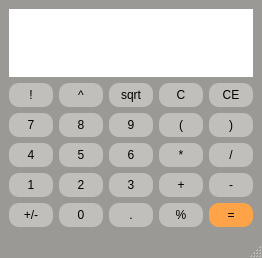
Before: the Qt Designer form src/calculator.ui in findraj/ivs-project2, drawn with Qt 5.
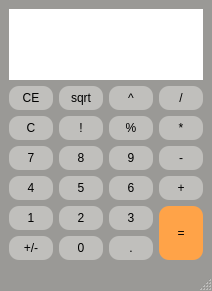
After: the same form once the commit is applied.

Commit message: Changed funcionality of the calculator.

Diff of the .ui file:
```diff
--- a/src/calculator.ui
+++ b/src/calculator.ui
@@ -6,8 +6,8 @@
    <rect>
     <x>0</x>
     <y>0</y>
-    <width>262</width>
-    <height>258</height>
+    <width>212</width>
+    <height>291</height>
    </rect>
   </property>
   <property name="windowTitle">
@@ -20,401 +20,7 @@
   </property>
   <widget class="QWidget" name="centralwidget">
    <layout class="QGridLayout" name="gridLayout">
-    <item row="4" column="0">
-     <widget class="QPushButton" name="Button1">
-      <property name="styleSheet">
-       <string notr="true">QPushButton {
-	background-color: rgb(192, 191, 188);
-	border: 0px;
-	min-width: 2em;
-	padding: 5px;
-	border-radius: 10px;
-	
-	color: rgb(0, 0, 0);
-}
-
-QPushButton:pressed {
-	background-color: rgb(154, 153, 150);
-}</string>
-      </property>
-      <property name="text">
-       <string>1</string>
-      </property>
-      <property name="shortcut">
-       <string>1</string>
-      </property>
-     </widget>
-    </item>
-    <item row="2" column="2">
-     <widget class="QPushButton" name="Button9">
-      <property name="styleSheet">
-       <string notr="true">QPushButton {
-	background-color: rgb(192, 191, 188);
-	border: 0px;
-	min-width: 2em;
-	padding: 5px;
-	border-radius: 10px;
-	
-	color: rgb(0, 0, 0);
-}
-
-QPushButton:pressed {
-	background-color: rgb(154, 153, 150);
-}</string>
-      </property>
-      <property name="text">
-       <string>9</string>
-      </property>
-      <property name="shortcut">
-       <string>9</string>
-      </property>
-     </widget>
-    </item>
-    <item row="6" column="0">
-     <widget class="QPushButton" name="ButtonNeg">
-      <property name="styleSheet">
-       <string notr="true">QPushButton {
-	background-color: rgb(192, 191, 188);
-	border: 0px;
-	min-width: 2em;
-	padding: 5px;
-	border-radius: 10px;
-	
-	color: rgb(0, 0, 0);
-}
-
-QPushButton:pressed {
-	background-color: rgb(154, 153, 150);
-}</string>
-      </property>
-      <property name="text">
-       <string>+/-</string>
-      </property>
-     </widget>
-    </item>
-    <item row="3" column="0">
-     <widget class="QPushButton" name="Button4">
-      <property name="styleSheet">
-       <string notr="true">QPushButton {
-	background-color: rgb(192, 191, 188);
-	border: 0px;
-	min-width: 2em;
-	padding: 5px;
-	border-radius: 10px;
-	
-	color: rgb(0, 0, 0);
-}
-
-QPushButton:pressed {
-	background-color: rgb(154, 153, 150);
-}</string>
-      </property>
-      <property name="text">
-       <string>4</string>
-      </property>
-      <property name="shortcut">
-       <string>4</string>
-      </property>
-     </widget>
-    </item>
-    <item row="6" column="2">
-     <widget class="QPushButton" name="ButtonDec">
-      <property name="styleSheet">
-       <string notr="true">QPushButton {
-	background-color: rgb(192, 191, 188);
-	border: 0px;
-	min-width: 2em;
-	padding: 5px;
-	border-radius: 10px;
-	
-	color: rgb(0, 0, 0);
-}
-
-QPushButton:pressed {
-	background-color: rgb(154, 153, 150);
-}</string>
-      </property>
-      <property name="text">
-       <string>.</string>
-      </property>
-      <property name="shortcut">
-       <string>.</string>
-      </property>
-     </widget>
-    </item>
-    <item row="2" column="0">
-     <widget class="QPushButton" name="Button7">
-      <property name="styleSheet">
-       <string notr="true">QPushButton {
-	background-color: rgb(192, 191, 188);
-	border: 0px;
-	min-width: 2em;
-	padding: 5px;
-	border-radius: 10px;
-	
-	color: rgb(0, 0, 0);
-}
-
-QPushButton:pressed {
-	background-color: rgb(154, 153, 150);
-}</string>
-      </property>
-      <property name="text">
-       <string>7</string>
-      </property>
-      <property name="shortcut">
-       <string>7</string>
-      </property>
-     </widget>
-    </item>
-    <item row="4" column="3">
-     <widget class="QPushButton" name="ButtonAdd">
-      <property name="styleSheet">
-       <string notr="true">QPushButton {
-	background-color: rgb(192, 191, 188);
-	border: 0px;
-	min-width: 2em;
-	padding: 5px;
-	border-radius: 10px;
-	
-	color: rgb(0, 0, 0);
-}
-
-QPushButton:pressed {
-	background-color: rgb(154, 153, 150);
-}</string>
-      </property>
-      <property name="text">
-       <string>+</string>
-      </property>
-      <property name="shortcut">
-       <string>+</string>
-      </property>
-     </widget>
-    </item>
-    <item row="4" column="4">
-     <widget class="QPushButton" name="ButtonSub">
-      <property name="styleSheet">
-       <string notr="true">QPushButton {
-	background-color: rgb(192, 191, 188);
-	border: 0px;
-	min-width: 2em;
-	padding: 5px;
-	border-radius: 10px;
-	
-	color: rgb(0, 0, 0);
-}
-
-QPushButton:pressed {
-	background-color: rgb(154, 153, 150);
-}</string>
-      </property>
-      <property name="text">
-       <string>-</string>
-      </property>
-      <property name="shortcut">
-       <string>-</string>
-      </property>
-     </widget>
-    </item>
-    <item row="2" column="1">
-     <widget class="QPushButton" name="Button8">
-      <property name="styleSheet">
-       <string notr="true">QPushButton {
-	background-color: rgb(192, 191, 188);
-	border: 0px;
-	min-width: 2em;
-	padding: 5px;
-	border-radius: 10px;
-	
-	color: rgb(0, 0, 0);
-}
-
-QPushButton:pressed {
-	background-color: rgb(154, 153, 150);
-}</string>
-      </property>
-      <property name="text">
-       <string>8</string>
-      </property>
-      <property name="shortcut">
-       <string>8</string>
-      </property>
-     </widget>
-    </item>
-    <item row="6" column="1">
-     <widget class="QPushButton" name="Button0">
-      <property name="styleSheet">
-       <string notr="true">QPushButton {
-	background-color: rgb(192, 191, 188);
-	border: 0px;
-	min-width: 2em;
-	padding: 5px;
-	border-radius: 10px;
-	
-	color: rgb(0, 0, 0);
-}
-
-QPushButton:pressed {
-	background-color: rgb(154, 153, 150);
-}</string>
-      </property>
-      <property name="text">
-       <string>0</string>
-      </property>
-      <property name="shortcut">
-       <string>0</string>
-      </property>
-     </widget>
-    </item>
-    <item row="1" column="2">
-     <widget class="QPushButton" name="ButtonSqrt">
-      <property name="styleSheet">
-       <string notr="true">QPushButton {
-	background-color: rgb(192, 191, 188);
-	border: 0px;
-	min-width: 2em;
-	padding: 5px;
-	border-radius: 10px;
-	
-	color: rgb(0, 0, 0);
-}
-
-QPushButton:pressed {
-	background-color: rgb(154, 153, 150);
-}</string>
-      </property>
-      <property name="text">
-       <string>sqrt</string>
-      </property>
-     </widget>
-    </item>
-    <item row="3" column="4">
-     <widget class="QPushButton" name="ButtonDiv">
-      <property name="styleSheet">
-       <string notr="true">QPushButton {
-	background-color: rgb(192, 191, 188);
-	border: 0px;
-	min-width: 2em;
-	padding: 5px;
-	border-radius: 10px;
-	
-	color: rgb(0, 0, 0);
-}
-
-QPushButton:pressed {
-	background-color: rgb(154, 153, 150);
-}</string>
-      </property>
-      <property name="text">
-       <string>/</string>
-      </property>
-      <property name="shortcut">
-       <string>/</string>
-      </property>
-     </widget>
-    </item>
-    <item row="2" column="3">
-     <widget class="QPushButton" name="ButtonLBra">
-      <property name="styleSheet">
-       <string notr="true">QPushButton {
-	background-color: rgb(192, 191, 188);
-	border: 0px;
-	min-width: 2em;
-	padding: 5px;
-	border-radius: 10px;
-	
-	color: rgb(0, 0, 0);
-}
-
-QPushButton:pressed {
-	background-color: rgb(154, 153, 150);
-}</string>
-      </property>
-      <property name="text">
-       <string>(</string>
-      </property>
-      <property name="shortcut">
-       <string>(</string>
-      </property>
-     </widget>
-    </item>
-    <item row="2" column="4">
-     <widget class="QPushButton" name="ButtonRBra">
-      <property name="styleSheet">
-       <string notr="true">QPushButton {
-	background-color: rgb(192, 191, 188);
-	border: 0px;
-	min-width: 2em;
-	padding: 5px;
-	border-radius: 10px;
-	
-	color: rgb(0, 0, 0);
-}
-
-QPushButton:pressed {
-	background-color: rgb(154, 153, 150);
-}</string>
-      </property>
-      <property name="text">
-       <string>)</string>
-      </property>
-      <property name="shortcut">
-       <string>)</string>
-      </property>
-     </widget>
-    </item>
-    <item row="4" column="2">
-     <widget class="QPushButton" name="Button3">
-      <property name="styleSheet">
-       <string notr="true">QPushButton {
-	background-color: rgb(192, 191, 188);
-	border: 0px;
-	min-width: 2em;
-	padding: 5px;
-	border-radius: 10px;
-	
-	color: rgb(0, 0, 0);
-}
-
-QPushButton:pressed {
-	background-color: rgb(154, 153, 150);
-}</string>
-      </property>
-      <property name="text">
-       <string>3</string>
-      </property>
-      <property name="shortcut">
-       <string>3</string>
-      </property>
-     </widget>
-    </item>
-    <item row="3" column="2">
-     <widget class="QPushButton" name="Button6">
-      <property name="styleSheet">
-       <string notr="true">QPushButton {
-	background-color: rgb(192, 191, 188);
-	border: 0px;
-	min-width: 2em;
-	padding: 5px;
-	border-radius: 10px;
-	
-	color: rgb(0, 0, 0);
-}
-
-QPushButton:pressed {
-	background-color: rgb(154, 153, 150);
-}</string>
-      </property>
-      <property name="text">
-       <string>6</string>
-      </property>
-      <property name="shortcut">
-       <string>6</string>
-      </property>
-     </widget>
-    </item>
-    <item row="1" column="4">
+    <item row="1" column="0">
      <widget class="QPushButton" name="ButtonCE">
       <property name="styleSheet">
        <string notr="true">QPushButton {
@@ -439,8 +45,8 @@
       </property>
      </widget>
     </item>
-    <item row="3" column="3">
-     <widget class="QPushButton" name="ButtonMul">
+    <item row="1" column="1">
+     <widget class="QPushButton" name="ButtonSqrt">
       <property name="styleSheet">
        <string notr="true">QPushButton {
 	background-color: rgb(192, 191, 188);
@@ -457,7 +63,29 @@
 }</string>
       </property>
       <property name="text">
-       <string>*</string>
+       <string>sqrt</string>
+      </property>
+     </widget>
+    </item>
+    <item row="1" column="2">
+     <widget class="QPushButton" name="ButtonPow">
+      <property name="styleSheet">
+       <string notr="true">QPushButton {
+	background-color: rgb(192, 191, 188);
+	border: 0px;
+	min-width: 2em;
+	padding: 5px;
+	border-radius: 10px;
+	
+	color: rgb(0, 0, 0);
+}
+
+QPushButton:pressed {
+	background-color: rgb(154, 153, 150);
+}</string>
+      </property>
+      <property name="text">
+       <string>^</string>
       </property>
       <property name="shortcut">
        <string>*</string>
@@ -465,6 +93,31 @@
      </widget>
     </item>
     <item row="1" column="3">
+     <widget class="QPushButton" name="ButtonDiv">
+      <property name="styleSheet">
+       <string notr="true">QPushButton {
+	background-color: rgb(192, 191, 188);
+	border: 0px;
+	min-width: 2em;
+	padding: 5px;
+	border-radius: 10px;
+	
+	color: rgb(0, 0, 0);
+}
+
+QPushButton:pressed {
+	background-color: rgb(154, 153, 150);
+}</string>
+      </property>
+      <property name="text">
+       <string>/</string>
+      </property>
+      <property name="shortcut">
+       <string>/</string>
+      </property>
+     </widget>
+    </item>
+    <item row="2" column="0">
      <widget class="QPushButton" name="ButtonC">
       <property name="styleSheet">
        <string notr="true">QPushButton {
@@ -489,7 +142,204 @@
       </property>
      </widget>
     </item>
+    <item row="2" column="1">
+     <widget class="QPushButton" name="ButtonFact">
+      <property name="styleSheet">
+       <string notr="true">QPushButton {
+	background-color: rgb(192, 191, 188);
+	border: 0px;
+	min-width: 2em;
+	padding: 5px;
+	border-radius: 10px;
+	
+	color: rgb(0, 0, 0);
+}
+
+QPushButton:pressed {
+	background-color: rgb(154, 153, 150);
+}</string>
+      </property>
+      <property name="text">
+       <string>!</string>
+      </property>
+      <property name="shortcut">
+       <string>!</string>
+      </property>
+     </widget>
+    </item>
+    <item row="2" column="2">
+     <widget class="QPushButton" name="ButtonRem">
+      <property name="styleSheet">
+       <string notr="true">QPushButton {
+	background-color: rgb(192, 191, 188);
+	border: 0px;
+	min-width: 2em;
+	padding: 5px;
+	border-radius: 10px;
+	
+	color: rgb(0, 0, 0);
+}
+
+QPushButton:pressed {
+	background-color: rgb(154, 153, 150);
+}</string>
+      </property>
+      <property name="text">
+       <string>%</string>
+      </property>
+     </widget>
+    </item>
+    <item row="2" column="3">
+     <widget class="QPushButton" name="ButtonMul">
+      <property name="styleSheet">
+       <string notr="true">QPushButton {
+	background-color: rgb(192, 191, 188);
+	border: 0px;
+	min-width: 2em;
+	padding: 5px;
+	border-radius: 10px;
+	
+	color: rgb(0, 0, 0);
+}
+
+QPushButton:pressed {
+	background-color: rgb(154, 153, 150);
+}</string>
+      </property>
+      <property name="text">
+       <string>*</string>
+      </property>
+      <property name="shortcut">
+       <string>*</string>
+      </property>
+     </widget>
+    </item>
+    <item row="3" column="0">
+     <widget class="QPushButton" name="Button7">
+      <property name="styleSheet">
+       <string notr="true">QPushButton {
+	background-color: rgb(192, 191, 188);
+	border: 0px;
+	min-width: 2em;
+	padding: 5px;
+	border-radius: 10px;
+	
+	color: rgb(0, 0, 0);
+}
+
+QPushButton:pressed {
+	background-color: rgb(154, 153, 150);
+}</string>
+      </property>
+      <property name="text">
+       <string>7</string>
+      </property>
+      <property name="shortcut">
+       <string>7</string>
+      </property>
+     </widget>
+    </item>
     <item row="3" column="1">
+     <widget class="QPushButton" name="Button8">
+      <property name="styleSheet">
+       <string notr="true">QPushButton {
+	background-color: rgb(192, 191, 188);
+	border: 0px;
+	min-width: 2em;
+	padding: 5px;
+	border-radius: 10px;
+	
+	color: rgb(0, 0, 0);
+}
+
+QPushButton:pressed {
+	background-color: rgb(154, 153, 150);
+}</string>
+      </property>
+      <property name="text">
+       <string>8</string>
+      </property>
+      <property name="shortcut">
+       <string>8</string>
+      </property>
+     </widget>
+    </item>
+    <item row="3" column="2">
+     <widget class="QPushButton" name="Button9">
+      <property name="styleSheet">
+       <string notr="true">QPushButton {
+	background-color: rgb(192, 191, 188);
+	border: 0px;
+	min-width: 2em;
+	padding: 5px;
+	border-radius: 10px;
+	
+	color: rgb(0, 0, 0);
+}
+
+QPushButton:pressed {
+	background-color: rgb(154, 153, 150);
+}</string>
+      </property>
+      <property name="text">
+       <string>9</string>
+      </property>
+      <property name="shortcut">
+       <string>9</string>
+      </property>
+     </widget>
+    </item>
+    <item row="3" column="3">
+     <widget class="QPushButton" name="ButtonSub">
+      <property name="styleSheet">
+       <string notr="true">QPushButton {
+	background-color: rgb(192, 191, 188);
+	border: 0px;
+	min-width: 2em;
+	padding: 5px;
+	border-radius: 10px;
+	
+	color: rgb(0, 0, 0);
+}
+
+QPushButton:pressed {
+	background-color: rgb(154, 153, 150);
+}</string>
+      </property>
+      <property name="text">
+       <string>-</string>
+      </property>
+      <property name="shortcut">
+       <string>-</string>
+      </property>
+     </widget>
+    </item>
+    <item row="4" column="0">
+     <widget class="QPushButton" name="Button4">
+      <property name="styleSheet">
+       <string notr="true">QPushButton {
+	background-color: rgb(192, 191, 188);
+	border: 0px;
+	min-width: 2em;
+	padding: 5px;
+	border-radius: 10px;
+	
+	color: rgb(0, 0, 0);
+}
+
+QPushButton:pressed {
+	background-color: rgb(154, 153, 150);
+}</string>
+      </property>
+      <property name="text">
+       <string>4</string>
+      </property>
+      <property name="shortcut">
+       <string>4</string>
+      </property>
+     </widget>
+    </item>
+    <item row="4" column="1">
      <widget class="QPushButton" name="Button5">
       <property name="styleSheet">
        <string notr="true">QPushButton {
@@ -514,8 +364,211 @@
       </property>
      </widget>
     </item>
-    <item row="6" column="4">
+    <item row="4" column="2">
+     <widget class="QPushButton" name="Button6">
+      <property name="styleSheet">
+       <string notr="true">QPushButton {
+	background-color: rgb(192, 191, 188);
+	border: 0px;
+	min-width: 2em;
+	padding: 5px;
+	border-radius: 10px;
+	
+	color: rgb(0, 0, 0);
+}
+
+QPushButton:pressed {
+	background-color: rgb(154, 153, 150);
+}</string>
+      </property>
+      <property name="text">
+       <string>6</string>
+      </property>
+      <property name="shortcut">
+       <string>6</string>
+      </property>
+     </widget>
+    </item>
+    <item row="4" column="3">
+     <widget class="QPushButton" name="ButtonAdd">
+      <property name="styleSheet">
+       <string notr="true">QPushButton {
+	background-color: rgb(192, 191, 188);
+	border: 0px;
+	min-width: 2em;
+	padding: 5px;
+	border-radius: 10px;
+	
+	color: rgb(0, 0, 0);
+}
+
+QPushButton:pressed {
+	background-color: rgb(154, 153, 150);
+}</string>
+      </property>
+      <property name="text">
+       <string>+</string>
+      </property>
+      <property name="shortcut">
+       <string>+</string>
+      </property>
+     </widget>
+    </item>
+    <item row="5" column="0">
+     <widget class="QPushButton" name="Button1">
+      <property name="styleSheet">
+       <string notr="true">QPushButton {
+	background-color: rgb(192, 191, 188);
+	border: 0px;
+	min-width: 2em;
+	padding: 5px;
+	border-radius: 10px;
+	
+	color: rgb(0, 0, 0);
+}
+
+QPushButton:pressed {
+	background-color: rgb(154, 153, 150);
+}</string>
+      </property>
+      <property name="text">
+       <string>1</string>
+      </property>
+      <property name="shortcut">
+       <string>1</string>
+      </property>
+     </widget>
+    </item>
+    <item row="5" column="1">
+     <widget class="QPushButton" name="Button2">
+      <property name="styleSheet">
+       <string notr="true">QPushButton {
+	background-color: rgb(192, 191, 188);
+	border: 0px;
+	min-width: 2em;
+	padding: 5px;
+	border-radius: 10px;
+	
+	color: rgb(0, 0, 0);
+}
+
+QPushButton:pressed {
+	background-color: rgb(154, 153, 150);
+}</string>
+      </property>
+      <property name="text">
+       <string>2</string>
+      </property>
+      <property name="shortcut">
+       <string>2</string>
+      </property>
+     </widget>
+    </item>
+    <item row="5" column="2">
+     <widget class="QPushButton" name="Button3">
+      <property name="styleSheet">
+       <string notr="true">QPushButton {
+	background-color: rgb(192, 191, 188);
+	border: 0px;
+	min-width: 2em;
+	padding: 5px;
+	border-radius: 10px;
+	
+	color: rgb(0, 0, 0);
+}
+
+QPushButton:pressed {
+	background-color: rgb(154, 153, 150);
+}</string>
+      </property>
+      <property name="text">
+       <string>3</string>
+      </property>
+      <property name="shortcut">
+       <string>3</string>
+      </property>
+     </widget>
+    </item>
+    <item row="6" column="0">
+     <widget class="QPushButton" name="ButtonNeg">
+      <property name="styleSheet">
+       <string notr="true">QPushButton {
+	background-color: rgb(192, 191, 188);
+	border: 0px;
+	min-width: 2em;
+	padding: 5px;
+	border-radius: 10px;
+	
+	color: rgb(0, 0, 0);
+}
+
+QPushButton:pressed {
+	background-color: rgb(154, 153, 150);
+}</string>
+      </property>
+      <property name="text">
+       <string>+/-</string>
+      </property>
+     </widget>
+    </item>
+    <item row="6" column="1">
+     <widget class="QPushButton" name="Button0">
+      <property name="styleSheet">
+       <string notr="true">QPushButton {
+	background-color: rgb(192, 191, 188);
+	border: 0px;
+	min-width: 2em;
+	padding: 5px;
+	border-radius: 10px;
+	
+	color: rgb(0, 0, 0);
+}
+
+QPushButton:pressed {
+	background-color: rgb(154, 153, 150);
+}</string>
+      </property>
+      <property name="text">
+       <string>0</string>
+      </property>
+      <property name="shortcut">
+       <string>0</string>
+      </property>
+     </widget>
+    </item>
+    <item row="6" column="2">
+     <widget class="QPushButton" name="ButtonDec">
+      <property name="styleSheet">
+       <string notr="true">QPushButton {
+	background-color: rgb(192, 191, 188);
+	border: 0px;
+	min-width: 2em;
+	padding: 5px;
+	border-radius: 10px;
+	
+	color: rgb(0, 0, 0);
+}
+
+QPushButton:pressed {
+	background-color: rgb(154, 153, 150);
+}</string>
+      </property>
+      <property name="text">
+       <string>.</string>
+      </property>
+      <property name="shortcut">
+       <string>.</string>
+      </property>
+     </widget>
+    </item>
+    <item row="5" column="3" rowspan="2">
      <widget class="QPushButton" name="ButtonEq">
+      <property name="sizePolicy">
+       <sizepolicy hsizetype="Minimum" vsizetype="Preferred">
+        <horstretch>0</horstretch>
+        <verstretch>0</verstretch>
+       </sizepolicy>
+      </property>
       <property name="styleSheet">
        <string notr="true">QPushButton {
 	background-color: rgb(255, 163, 72);
@@ -539,7 +592,7 @@
       </property>
      </widget>
     </item>
-    <item row="0" column="0" colspan="5">
+    <item row="0" column="0" colspan="4">
      <widget class="QLabel" name="label">
       <property name="sizePolicy">
        <sizepolicy hsizetype="Preferred" vsizetype="Expanding">
@@ -563,103 +616,6 @@
       </property>
      </widget>
     </item>
-    <item row="1" column="1">
-     <widget class="QPushButton" name="ButtonPow">
-      <property name="styleSheet">
-       <string notr="true">QPushButton {
-	background-color: rgb(192, 191, 188);
-	border: 0px;
-	min-width: 2em;
-	padding: 5px;
-	border-radius: 10px;
-	
-	color: rgb(0, 0, 0);
-}
-
-QPushButton:pressed {
-	background-color: rgb(154, 153, 150);
-}</string>
-      </property>
-      <property name="text">
-       <string>^</string>
-      </property>
-      <property name="shortcut">
-       <string>^</string>
-      </property>
-     </widget>
-    </item>
-    <item row="1" column="0">
-     <widget class="QPushButton" name="ButtonFact">
-      <property name="styleSheet">
-       <string notr="true">QPushButton {
-	background-color: rgb(192, 191, 188);
-	border: 0px;
-	min-width: 2em;
-	padding: 5px;
-	border-radius: 10px;
-	
-	color: rgb(0, 0, 0);
-}
-
-QPushButton:pressed {
-	background-color: rgb(154, 153, 150);
-}</string>
-      </property>
-      <property name="text">
-       <string>!</string>
-      </property>
-      <property name="shortcut">
-       <string>!</string>
-      </property>
-     </widget>
-    </item>
-    <item row="4" column="1">
-     <widget class="QPushButton" name="Button2">
-      <property name="styleSheet">
-       <string notr="true">QPushButton {
-	background-color: rgb(192, 191, 188);
-	border: 0px;
-	min-width: 2em;
-	padding: 5px;
-	border-radius: 10px;
-	
-	color: rgb(0, 0, 0);
-}
-
-QPushButton:pressed {
-	background-color: rgb(154, 153, 150);
-}</string>
-      </property>
-      <property name="text">
-       <string>2</string>
-      </property>
-      <property name="shortcut">
-       <string>2</string>
-      </property>
-     </widget>
-    </item>
-    <item row="6" column="3">
-     <widget class="QPushButton" name="ButtonRem">
-      <property name="styleSheet">
-       <string notr="true">QPushButton {
-	background-color: rgb(192, 191, 188);
-	border: 0px;
-	min-width: 2em;
-	padding: 5px;
-	border-radius: 10px;
-	
-	color: rgb(0, 0, 0);
-}
-
-QPushButton:pressed {
-	background-color: rgb(154, 153, 150);
-}</string>
-      </property>
-      <property name="text">
-       <string>%</string>
-      </property>
-     </widget>
-    </item>
    </layout>
   </widget>
   <widget class="QMenuBar" name="menubar">
```
Left out of the diff: 4 changed lines with no effect on the pictures. The commit also changes 2 other files.
